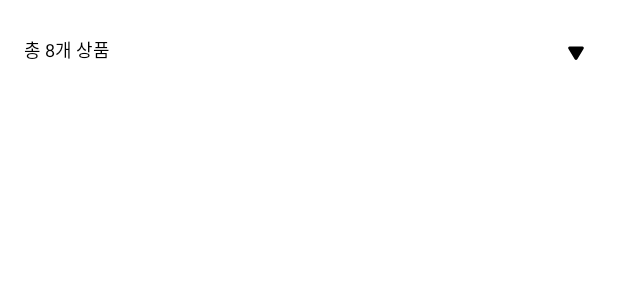
After one commit to kwangddang/android-banchan-09, an Android app: the layout item_soup_side_header.xml on its own in the app's theme, with its tools: preview values and no code run, on a phone screen of 412 x 824 dp. The commit adds this screen. Shown: the top 300 px of the screen. Run offline under Robolectric (Android 15) with nearby library versions, the phone set to English and light mode, and no system bars; network calls fail.

Commit message:
ui: soup와 side에 쓰일 header item 디자인

```diff
--- /dev/null
+++ b/app/src/main/res/layout/item_soup_side_header.xml
@@ -0,0 +1,48 @@
+<?xml version="1.0" encoding="utf-8"?>
+<layout xmlns:android="http://schemas.android.com/apk/res/android"
+    xmlns:app="http://schemas.android.com/apk/res-auto"
+    xmlns:tools="http://schemas.android.com/tools">
+
+    <data>
+        <variable
+            name="food"
+            type="com.woowa.banchan.domain.model.FoodItem" />
+
+        <variable
+            name="count"
+            type="Integer" />
+    </data>
+
+    <androidx.constraintlayout.widget.ConstraintLayout
+        android:layout_width="match_parent"
+        android:layout_height="wrap_content"
+        android:orientation="horizontal"
+        android:paddingHorizontal="16dp"
+        android:paddingTop="24dp">
+
+        <TextView
+            android:id="@+id/tv_total_count"
+            style="@style/spinner"
+            android:layout_width="wrap_content"
+            android:layout_height="wrap_content"
+            android:text="@{@string/total_count(count)}"
+            app:layout_constraintStart_toStartOf="parent"
+            app:layout_constraintTop_toTopOf="parent"
+            tools:text="총 8개 상품"/>
+
+        <androidx.appcompat.widget.AppCompatSpinner
+            android:id="@+id/spinner_sort"
+            android:layout_width="wrap_content"
+            android:layout_height="wrap_content"
+            android:layout_gravity="end"
+            android:background="@drawable/background_spinner"
+            android:dropDownWidth="180dp"
+            android:dropDownVerticalOffset="32dp"
+            android:paddingEnd="24dp"
+            android:popupBackground="@drawable/background_dropdown_menu"
+            android:popupElevation="2dp"
+            app:layout_constraintEnd_toEndOf="parent"
+            app:layout_constraintTop_toTopOf="parent" />
+
+    </androidx.constraintlayout.widget.ConstraintLayout>
+</layout>
--- a/app/src/main/res/values/strings.xml
+++ b/app/src/main/res/values/strings.xml
@@ -16,4 +16,6 @@
     <string name="fragment_cart">cart</string>
     <string name="fragment_recent">recent</string>
     <string name="empty_notice">상품이 비어있습니다!</string>
+
+    <string name="total_count">총 %d개 상품</string>
 </resources>
```
